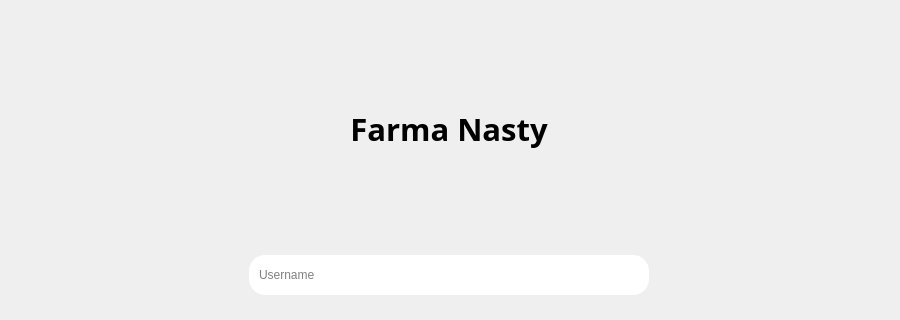
nicolujan1610/farmasty, file main-ventana.ui: the form before one commit; both pictures show x 0 to 900 and y 0 to 320 of the 900 by 700 pixel window.
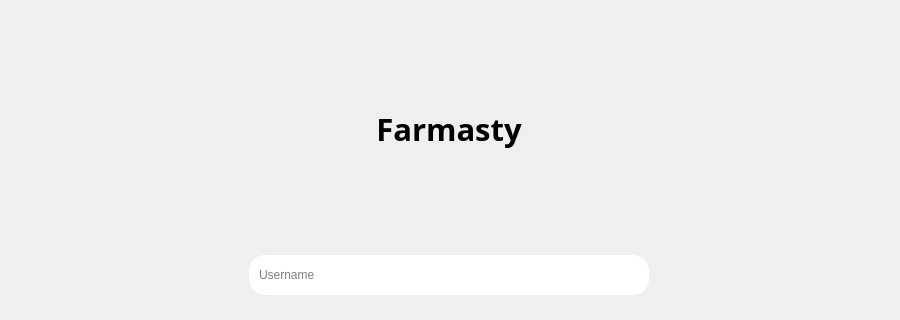
The form after the commit.

The edit to the form file:
```diff
--- a/main-ventana.ui
+++ b/main-ventana.ui
@@ -66,7 +66,7 @@
         <enum>Qt::LeftToRight</enum>
        </property>
        <property name="text">
-        <string>Farma Nasty</string>
+        <string>Farmasty</string>
        </property>
        <property name="alignment">
         <set>Qt::AlignCenter</set>
```
